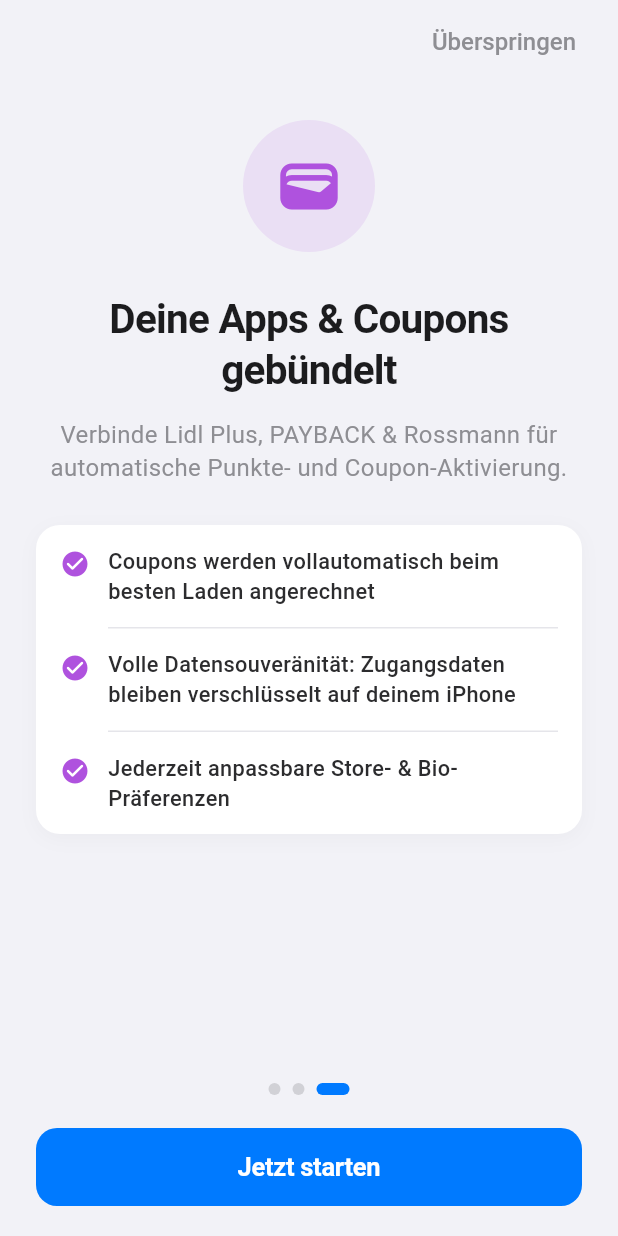
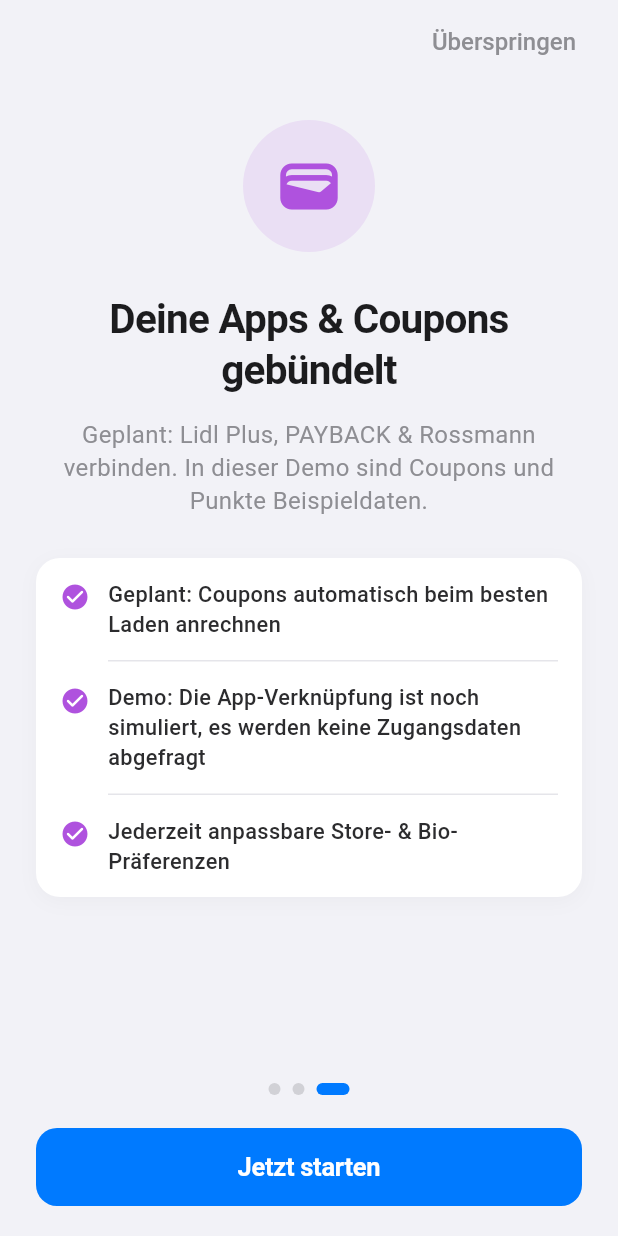
Before and after one commit to MagnusEVH/einkaufs-optimierer, a Flutter app: the screen it shows after launch, swiped to page 3, on a phone screen of 412 x 824 dp. Run offline on Flutter 3.47's test engine with Material 3 defaults, Android fonts, the phone set to English and light mode, and no system bars; our stand-ins replace flutter_map, flutter_riverpod, flutter_secure_storage, geolocator, latlong2, supabase_flutter; accounts and stored records are empty.

Commit message:
fix(ui): mark demo features honestly, add map attribution, hide cockpit in release
- Onboarding, Meine Apps, Wallet, Profil, Settings: remove claims about live
  prices, Secure Enclave, encryption, sync and server-side deletion; label
  demo/planned features instead
- Price source and freshness labels now say "Beispieldaten"
- Map: OSM/CARTO/Esri attribution per tile style
- Developer cockpit entry only in debug builds (kDebugMode)
- brain: session note, Home, Stolperfallen

Co-Authored-By: Claude Opus 5.5 <noreply@anthropic.com>

```diff
--- a/app/lib/core/services/catalog_service.dart
+++ b/app/lib/core/services/catalog_service.dart
@@ -12,26 +12,26 @@ class CatalogService {
 
   /// Liefert den Zeitpunkt der letzten Verifizierung für ein Produkt
   static String getFreshnessLabel(Product product) {
-    return 'Vor 2 Std. verifiziert';
+    return 'Beispieldaten, nicht geprüft';
   }
 
   /// Liefert die transparente Datenquelle für den Preis
   static String getPriceSource(String chain) {
     switch (chain.toLowerCase()) {
       case 'lidl':
-        return 'Lidl Prospekt-API (Mainz-Bingen)';
+        return 'Beispieldaten (Demo)';
       case 'rewe':
-        return 'REWE Markt-Abfrage Bingen';
+        return 'Beispieldaten (Demo)';
       case 'aldi_sued':
-        return 'ALDI SÜD Wochenaktion';
+        return 'Beispieldaten (Demo)';
       case 'netto':
-        return 'Netto Marken-Discount Online';
+        return 'Beispieldaten (Demo)';
       case 'rossmann':
-        return 'Rossmann Filial-Sortiment';
+        return 'Beispieldaten (Demo)';
       case 'dm':
-        return 'dm-Drogerie API';
+        return 'Beispieldaten (Demo)';
       default:
-        return 'Regionale Preisdatenbank';
+        return 'Beispieldaten (Demo)';
     }
   }
 
--- a/app/lib/core/services/wallet_service.dart
+++ b/app/lib/core/services/wallet_service.dart
@@ -17,7 +17,7 @@ class WalletService {
       description: 'Persönliche Coupons, Kassenbons & Lidl-Pay',
       integrationType: IntegrationType.oauthSessionToken,
       apiDocumentation:
-          'Lidl bietet keine offizielle Entwickler-API. Die Anbindung erfolgt über gesicherte Token-Sessions (lokaler Keystore). Alle Coupons werden im 6h-Takt synchronisiert.',
+          'Lidl bietet keine offizielle Entwickler-API. Diese Verknüpfung ist eine Demo mit Beispieldaten.',
       isConnected: true,
       syncStatus: SyncStatus.synced,
       importedCouponsCount: 4,
@@ -32,7 +32,7 @@ class WalletService {
       description: 'Punkte sammeln bei REWE, dm, Aral & 600+ Partnern',
       integrationType: IntegrationType.partnerRestSession,
       apiDocumentation:
-          'PAYBACK Partner REST-Schnittstelle. Token-Validierung und automatische Aktivierung von Mehrfach-Punkte-Coupons alle 12 Stunden.',
+          'Geplant: PAYBACK-Anbindung. Diese Verknüpfung ist eine Demo mit Beispieldaten.',
       isConnected: true,
       syncStatus: SyncStatus.synced,
       importedCouponsCount: 3,
@@ -92,7 +92,7 @@ class WalletService {
       description: 'Coupons, Produktscanner & PAYBACK-Integration',
       integrationType: IntegrationType.partnerRestSession,
       apiDocumentation:
-          'dm-Kundenkonto mit gekoppeltem PAYBACK-Konto. Synchronisiert alle dm-exklusiven App-Coupons.',
+          'Geplant: dm-Kundenkonto. Diese Verknüpfung ist eine Demo mit Beispieldaten.',
       isConnected: false,
       syncStatus: SyncStatus.disconnected,
       importedCouponsCount: 0,
@@ -285,11 +285,11 @@ class WalletService {
       importedCouponsCount: importedCoupons,
       pointsBalance: points,
       lastSyncedAt: DateTime.now(),
-      statusMessage: 'Erfolgreich synchronisiert',
+      statusMessage: 'Demo-Verknüpfung (simuliert)',
       importedDataSummary: [
         '$importedCoupons personalisierte Coupons importiert',
         'Punktestand: $points',
-        'Hardware-Keystore verschlüsselt',
+        'Beispieldaten, keine echte Verbindung',
       ],
     );
 
--- a/app/lib/features/my_apps/my_apps_screen.dart
+++ b/app/lib/features/my_apps/my_apps_screen.dart
@@ -27,7 +27,7 @@ class _MyAppsScreenState extends State<MyAppsScreen> {
       setState(() => _isRefreshing = false);
       ScaffoldMessenger.of(context).showSnackBar(
         const SnackBar(
-          content: Text('Alle verknüpften Konten synchronisiert ✅'),
+          content: Text('Demo-Daten aktualisiert (keine echte Verbindung)'),
           behavior: SnackBarBehavior.floating,
           duration: Duration(seconds: 2),
         ),
@@ -380,7 +380,7 @@ class _MyAppsScreenState extends State<MyAppsScreen> {
                   Icon(Icons.lock_rounded, size: 13, color: Color(0xFF8E8E93)),
                   SizedBox(width: 6),
                   Text(
-                    'Tokens verschlüsselt in der iOS Secure Enclave gespeichert',
+                    'Demo: Verknüpfungen sind simuliert, es werden keine Zugangsdaten gespeichert',
                     style: TextStyle(fontSize: 11, color: Color(0xFF8E8E93)),
                   ),
                 ],
@@ -416,7 +416,7 @@ class _MyAppsScreenState extends State<MyAppsScreen> {
         children: [
           const SizedBox(height: 2),
           Text(
-            app.statusMessage ?? 'Synchronisiert',
+            app.statusMessage ?? 'Demo-Verknüpfung',
             style: const TextStyle(fontSize: 12.5, color: Color(0xFF34C759), fontWeight: FontWeight.w500),
           ),
           if (app.importedCouponsCount > 0 || app.pointsBalance > 0)
--- a/app/lib/features/onboarding/onboarding_screen.dart
+++ b/app/lib/features/onboarding/onboarding_screen.dart
@@ -27,7 +27,7 @@ class _OnboardingScreenState extends State<OnboardingScreen> {
       headline: 'Willkommen beim Einkaufs-Optimierer',
       subtitle: 'Spare bares Geld bei jedem Wocheneinkauf durch intelligenten Filial- und Preisvergleich.',
       bulletPoints: [
-        'Echte Live-Preise von Lidl, Aldi, Rewe, Netto & Drogerien',
+        'Preisvergleich für Lidl, Aldi, Rewe, Netto & Drogerien (Demo mit Beispielpreisen)',
         'Multi-Store-Optimierung: die günstigste Kombination deiner Produkte',
         'Transparent und werbefrei – keine fiktiven Schein-Rabatte',
       ],
@@ -47,10 +47,10 @@ class _OnboardingScreenState extends State<OnboardingScreen> {
       icon: Icons.wallet_rounded,
       iconColor: Color(0xFFAF52DE), // Apple System Purple
       headline: 'Deine Apps & Coupons gebündelt',
-      subtitle: 'Verbinde Lidl Plus, PAYBACK & Rossmann für automatische Punkte- und Coupon-Aktivierung.',
+      subtitle: 'Geplant: Lidl Plus, PAYBACK & Rossmann verbinden. In dieser Demo sind Coupons und Punkte Beispieldaten.',
       bulletPoints: [
-        'Coupons werden vollautomatisch beim besten Laden angerechnet',
-        'Volle Datensouveränität: Zugangsdaten bleiben verschlüsselt auf deinem iPhone',
+        'Geplant: Coupons automatisch beim besten Laden anrechnen',
+        'Demo: Die App-Verknüpfung ist noch simuliert, es werden keine Zugangsdaten abgefragt',
         'Jederzeit anpassbare Store- & Bio-Präferenzen',
       ],
     ),
--- a/app/lib/features/profile/profile_screen.dart
+++ b/app/lib/features/profile/profile_screen.dart
@@ -1,5 +1,6 @@
 // app/lib/features/profile/profile_screen.dart
 
+import 'package:flutter/foundation.dart';
 import 'package:flutter/material.dart';
 import '../../core/models/user_preferences.dart';
 import '../../core/services/notification_service.dart';
@@ -64,7 +65,7 @@ class _ProfileScreenState extends State<ProfileScreen> {
       builder: (ctx) => AlertDialog(
         title: const Text('Konto und Daten löschen?'),
         content: const Text(
-          'Gemäß Art. 17 DSGVO werden alle deine Einkaufslisten, Präferenzen, hochgeladenen Bons und persönlichen Daten unwiderruflich aus der Datenbank gelöscht.',
+          'In der Demo-Version werden keine Daten auf einem Server gespeichert. Mit einem echten Konto werden hier gemäß Art. 17 DSGVO alle deine Daten gelöscht.',
         ),
         actions: [
           TextButton(onPressed: () => Navigator.pop(ctx), child: const Text('Abbrechen')),
@@ -75,7 +76,7 @@ class _ProfileScreenState extends State<ProfileScreen> {
               await SupabaseService.deleteUserAccount();
               if (mounted) {
                 ScaffoldMessenger.of(context).showSnackBar(
-                  const SnackBar(content: Text('Alle Nutzerdaten wurden erfolgreich gelöscht.')),
+                  const SnackBar(content: Text('Demo-Version: Es waren keine Daten auf einem Server gespeichert.')),
                 );
               }
             },
@@ -435,7 +436,7 @@ class _ProfileScreenState extends State<ProfileScreen> {
                 const ListTile(
                   leading: Icon(Icons.lock_outline, color: Colors.teal),
                   title: Text('App-Verknüpfungen'),
-                  subtitle: Text('Zugangsdaten werden verschlüsselt nur lokal auf deinem Gerät gespeichert.'),
+                  subtitle: Text('Demo: Verknüpfungen sind simuliert, es werden keine Zugangsdaten gespeichert.'),
                 ),
                 const Divider(),
                 ListTile(
@@ -450,7 +451,8 @@ class _ProfileScreenState extends State<ProfileScreen> {
 
           const SizedBox(height: 16),
 
-          // Developer & Administration Area
+          // Developer & Administration Area (nur im Debug-Build)
+          if (kDebugMode)
           Container(
             decoration: BoxDecoration(
               color: Colors.white,
--- a/app/lib/features/settings/settings_screen.dart
+++ b/app/lib/features/settings/settings_screen.dart
@@ -59,7 +59,7 @@ class _SettingsScreenState extends State<SettingsScreen> {
       builder: (ctx) => AlertDialog(
         title: const Text('Konto und Daten löschen?'),
         content: const Text(
-          'Gemäß Art. 17 DSGVO werden alle deine Einkaufslisten, Präferenzen, hochgeladenen Bons und persönlichen Daten unwiderruflich aus der Datenbank gelöscht.',
+          'In der Demo-Version werden keine Daten auf einem Server gespeichert. Mit einem echten Konto werden hier gemäß Art. 17 DSGVO alle deine Daten gelöscht.',
         ),
         actions: [
           TextButton(onPressed: () => Navigator.pop(ctx), child: const Text('Abbrechen')),
@@ -70,7 +70,7 @@ class _SettingsScreenState extends State<SettingsScreen> {
               await SupabaseService.deleteUserAccount();
               if (mounted) {
                 ScaffoldMessenger.of(context).showSnackBar(
-                  const SnackBar(content: Text('Alle Nutzerdaten wurden erfolgreich gelöscht.')),
+                  const SnackBar(content: Text('Demo-Version: Es waren keine Daten auf einem Server gespeichert.')),
                 );
               }
             },
--- a/app/lib/features/stores_map/stores_screen.dart
+++ b/app/lib/features/stores_map/stores_screen.dart
@@ -307,6 +307,12 @@ class _StoresScreenState extends State<StoresScreen> {
               maxZoom: 19,
             ),
 
+            // Lizenzpflichtige Namensnennung (OSM, CARTO, Esri)
+            SimpleAttributionWidget(
+              source: Text(tileAttributionFor(_tileStyle)),
+              alignment: Alignment.bottomLeft,
+            ),
+
             // User Location Marker
             MarkerLayer(
               markers: [
```
Also changed, not shown: app/lib/features/stores_map/map_tile_style.dart (+12 -0 lines), 3 other files.
